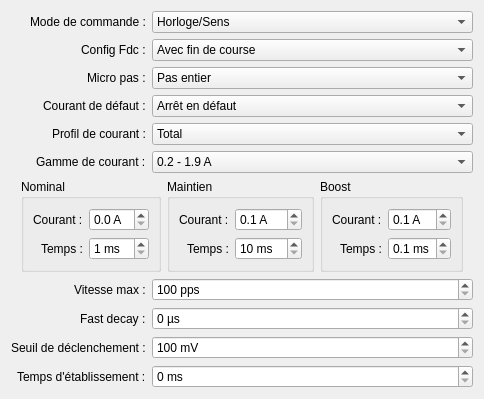
Qt form MdpFirst/ui/firstPap.ui (LoicGRENON/MdpFirst) before a commit.
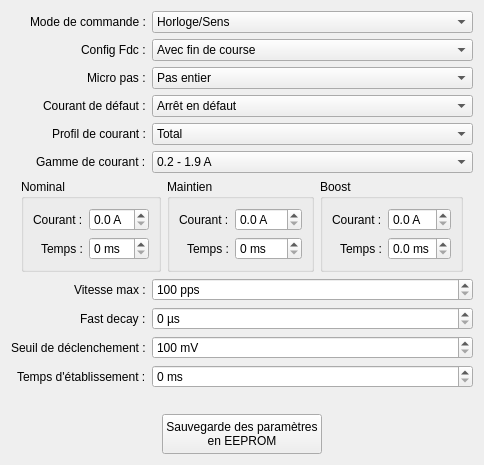
The same form after that commit.

Diff of the .ui file:
```diff
--- a/MdpFirst/ui/firstPap.ui
+++ b/MdpFirst/ui/firstPap.ui
@@ -7,7 +7,7 @@
     <x>0</x>
     <y>0</y>
     <width>437</width>
-    <height>359</height>
+    <height>426</height>
    </rect>
   </property>
   <property name="windowTitle">
@@ -280,7 +280,7 @@
            <string> ms</string>
           </property>
           <property name="minimum">
-           <number>1</number>
+           <number>0</number>
           </property>
           <property name="maximum">
            <number>99</number>
@@ -321,7 +321,7 @@
            <number>1</number>
           </property>
           <property name="minimum">
-           <double>0.100000000000000</double>
+           <double>0.000000000000000</double>
           </property>
           <property name="maximum">
            <double>5.000000000000000</double>
@@ -344,7 +344,7 @@
            <string> ms</string>
           </property>
           <property name="minimum">
-           <number>10</number>
+           <number>0</number>
           </property>
           <property name="maximum">
            <number>990</number>
@@ -382,7 +382,7 @@
            <number>1</number>
           </property>
           <property name="minimum">
-           <double>0.100000000000000</double>
+           <double>0.000000000000000</double>
           </property>
           <property name="maximum">
            <double>5.000000000000000</double>
@@ -401,7 +401,7 @@
            <number>1</number>
           </property>
           <property name="minimum">
-           <double>0.100000000000000</double>
+           <double>0.000000000000000</double>
           </property>
           <property name="maximum">
            <double>9.900000000000000</double>
@@ -532,6 +532,59 @@
      </property>
     </widget>
    </item>
+   <item row="11" column="0" colspan="2">
+    <layout class="QHBoxLayout" name="horizontalLayout">
+     <property name="topMargin">
+      <number>20</number>
+     </property>
+     <item>
+      <spacer name="horizontalSpacer_2">
+       <property name="orientation">
+        <enum>Qt::Horizontal</enum>
+       </property>
+       <property name="sizeType">
+        <enum>QSizePolicy::Expanding</enum>
+       </property>
+       <property name="sizeHint" stdset="0">
+        <size>
+         <width>40</width>
+         <height>20</height>
+        </size>
+       </property>
+      </spacer>
+     </item>
+     <item>
+      <widget class="QPushButton" name="eepromSave_btn">
+       <property name="minimumSize">
+        <size>
+         <width>160</width>
+         <height>40</height>
+        </size>
+       </property>
+       <property name="text">
+        <string>Sauvegarde des paramètres
+en EEPROM</string>
+       </property>
+      </widget>
+     </item>
+     <item>
+      <spacer name="horizontalSpacer">
+       <property name="orientation">
+        <enum>Qt::Horizontal</enum>
+       </property>
+       <property name="sizeType">
+        <enum>QSizePolicy::Expanding</enum>
+       </property>
+       <property name="sizeHint" stdset="0">
+        <size>
+         <width>40</width>
+         <height>20</height>
+        </size>
+       </property>
+      </spacer>
+     </item>
+    </layout>
+   </item>
   </layout>
  </widget>
  <resources/>
```
